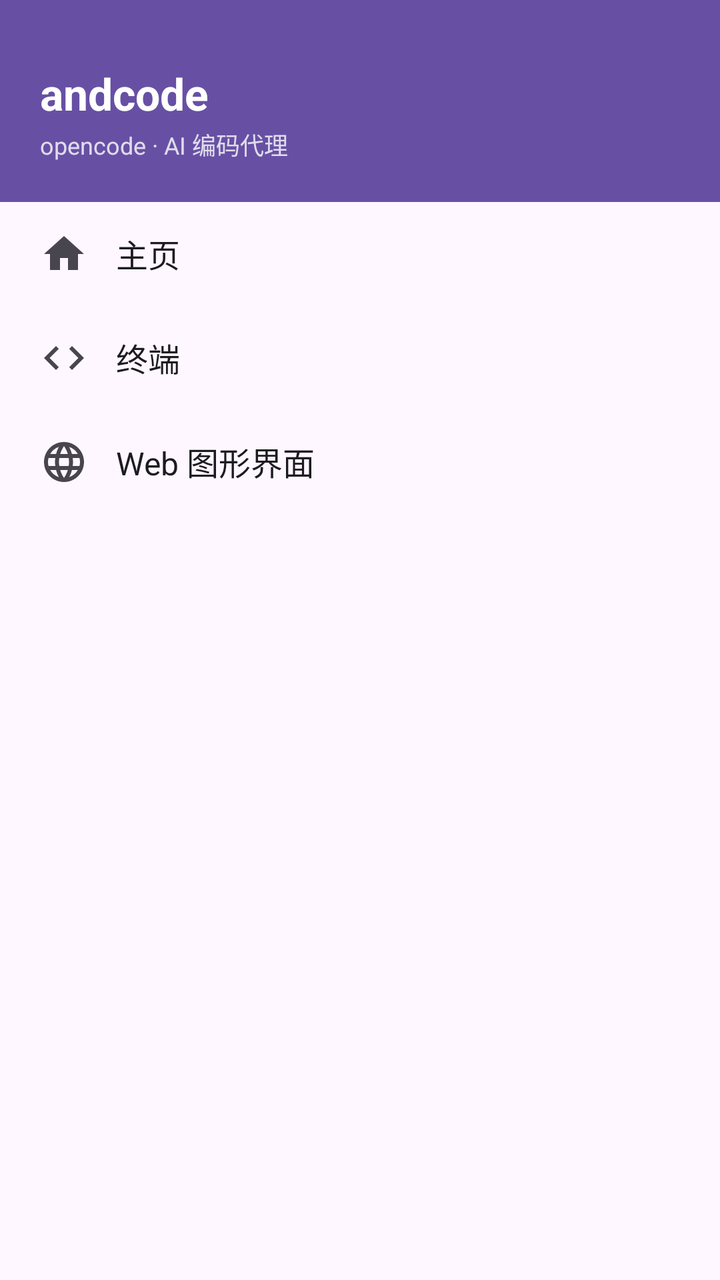
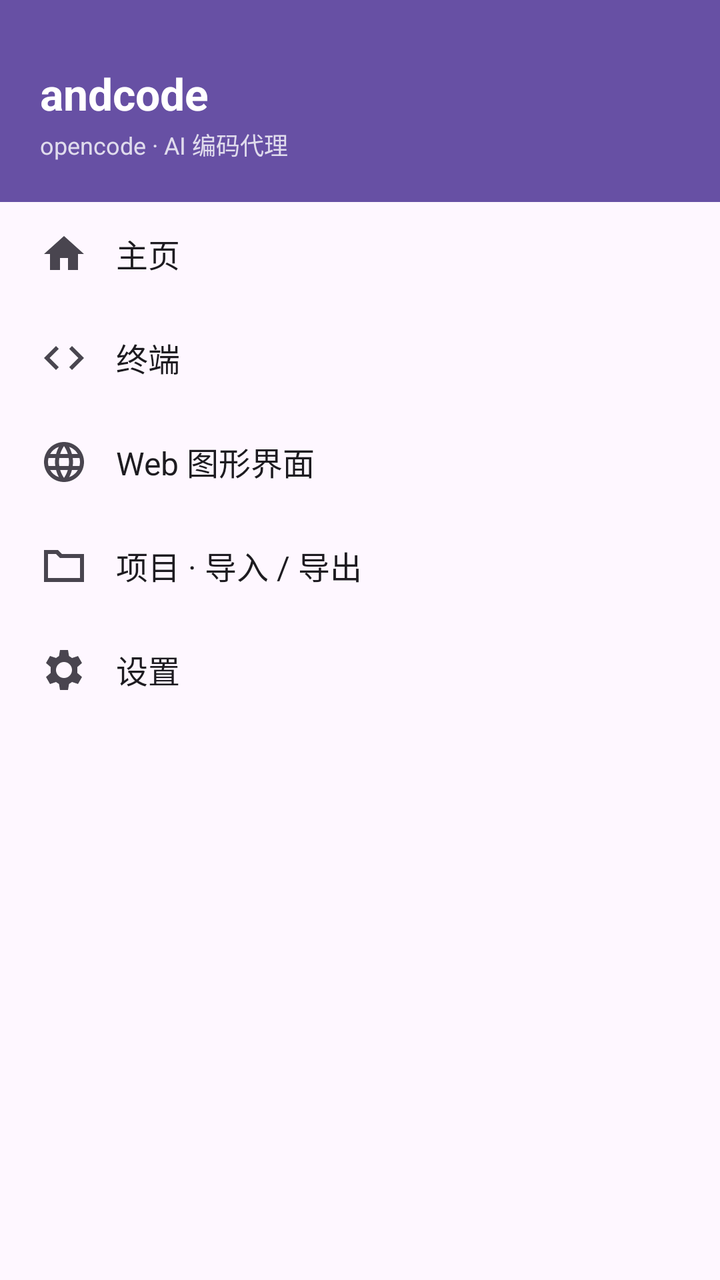

Screens rendered from an Android XML layout before and after an edit, with the pre-edit source and the edit as a unified diff.
<!-- AndroidManifest.xml: application theme Theme.AndCode -->
<!-- res/layout/nav_drawer.xml -->
<?xml version="1.0" encoding="utf-8"?>
<LinearLayout xmlns:android="http://schemas.android.com/apk/res/android"
    android:id="@+id/navDrawer"
    android:layout_width="280dp"
    android:layout_height="match_parent"
    android:layout_gravity="start"
    android:background="?attr/colorSurface"
    android:fitsSystemWindows="true"
    android:orientation="vertical">

    
    <LinearLayout
        android:layout_width="match_parent"
        android:layout_height="wrap_content"
        android:background="?attr/colorPrimary"
        android:orientation="vertical"
        android:paddingStart="20dp"
        android:paddingEnd="20dp"
        android:paddingTop="32dp"
        android:paddingBottom="20dp">

        <TextView
            android:layout_width="wrap_content"
            android:layout_height="wrap_content"
            android:text="@string/app_name"
            android:textSize="22sp"
            android:textStyle="bold"
            android:textColor="?attr/colorOnPrimary" />

        <TextView
            android:layout_width="wrap_content"
            android:layout_height="wrap_content"
            android:layout_marginTop="2dp"
            android:text="@string/app_subtitle"
            android:textSize="12sp"
            android:alpha="0.8"
            android:textColor="?attr/colorOnPrimary" />
    </LinearLayout>

    <TextView
        android:id="@+id/navHome"
        style="@style/NavDrawerItem"
        android:drawableStart="@drawable/ic_nav_home"
        android:drawablePadding="14dp"
        android:drawableTint="?attr/colorOnSurfaceVariant"
        android:text="@string/nav_home" />

    <TextView
        android:id="@+id/navTerminal"
        style="@style/NavDrawerItem"
        android:drawableStart="@drawable/ic_nav_terminal"
        android:drawablePadding="14dp"
        android:drawableTint="?attr/colorOnSurfaceVariant"
        android:text="@string/nav_terminal" />

    <TextView
        android:id="@+id/navWeb"
        style="@style/NavDrawerItem"
        android:drawableStart="@drawable/ic_nav_web"
        android:drawablePadding="14dp"
        android:drawableTint="?attr/colorOnSurfaceVariant"
        android:text="@string/nav_web" />

    <Space
        android:layout_width="match_parent"
        android:layout_height="0dp"
        android:layout_weight="1" />

    <TextView
        android:id="@+id/navVersion"
        android:layout_width="match_parent"
        android:layout_height="wrap_content"
        android:padding="16dp"
        android:textSize="11sp"
        android:alpha="0.5"
        android:textColor="?attr/colorOnSurface" />
</LinearLayout>
<!-- resources referenced by this layout -->
<resources>
  <!-- drawable ic_nav_home (drawable) -->
  <?xml version="1.0" encoding="utf-8"?>
  <vector xmlns:android="http://schemas.android.com/apk/res/android"
      android:width="24dp"
      android:height="24dp"
      android:viewportWidth="24"
      android:viewportHeight="24">
      <path
          android:fillColor="#FF000000"
          android:pathData="M10,20v-6h4v6h5v-8h3L12,3 2,12h3v8z" />
  </vector>
  <!-- drawable ic_nav_terminal (drawable) -->
  <?xml version="1.0" encoding="utf-8"?>
  <vector xmlns:android="http://schemas.android.com/apk/res/android"
      android:width="24dp"
      android:height="24dp"
      android:viewportWidth="24"
      android:viewportHeight="24">
      <path
          android:fillColor="#FF000000"
          android:pathData="M9.4,16.6L4.8,12l4.6,-4.6L8,6l-6,6 6,6 1.4,-1.4zM14.6,16.6l4.6,-4.6 -4.6,-4.6L16,6l6,6 -6,6 -1.4,-1.4z" />
  </vector>
  <string name="app_name">andcode</string>
  <string name="app_subtitle">opencode · AI 编码代理</string>
  <string name="nav_home">主页</string>
  <string name="nav_terminal">终端</string>
  <string name="nav_web">Web 图形界面</string>
  <style name="NavDrawerItem">
          <item name="android:layout_width">match_parent</item>
          <item name="android:layout_height">wrap_content</item>
          <item name="android:paddingStart">20dp</item>
          <item name="android:paddingEnd">16dp</item>
          <item name="android:paddingTop">14dp</item>
          <item name="android:paddingBottom">14dp</item>
          <item name="android:textSize">16sp</item>
          <item name="android:textColor">?attr/colorOnSurface</item>
          <item name="android:background">?attr/selectableItemBackground</item>
          <item name="android:clickable">true</item>
          <item name="android:focusable">true</item>
      </style>
  <style name="Theme.AndCode" parent="Theme.Material3.DayNight.NoActionBar" />
  <!-- unchanged entries left out for length: 1 -->
</resources>

<!-- the commit's change to res/layout/nav_drawer.xml (unified diff, before → after) -->
@@ -61,6 +61,22 @@
         android:drawableTint="?attr/colorOnSurfaceVariant"
         android:text="@string/nav_web" />
 
+    <TextView
+        android:id="@+id/navProjects"
+        style="@style/NavDrawerItem"
+        android:drawableStart="@drawable/ic_nav_projects"
+        android:drawablePadding="14dp"
+        android:drawableTint="?attr/colorOnSurfaceVariant"
+        android:text="项目 · 导入 / 导出" />
+
+    <TextView
+        android:id="@+id/navSettings"
+        style="@style/NavDrawerItem"
+        android:drawableStart="@drawable/ic_nav_settings"
+        android:drawablePadding="14dp"
+        android:drawableTint="?attr/colorOnSurfaceVariant"
+        android:text="设置" />
+
     <Space
         android:layout_width="match_parent"
         android:layout_height="0dp"
<!-- resource entries referenced after the edit -->
@@ -10,6 +10,22 @@
       <path
           android:fillColor="#FF000000"
           android:pathData="M10,20v-6h4v6h5v-8h3L12,3 2,12h3v8z" />
+  </vector>
+  <!-- drawable ic_nav_projects (drawable) -->
+  <?xml version="1.0" encoding="utf-8"?>
+  <vector xmlns:android="http://schemas.android.com/apk/res/android"
+      android:width="24dp" android:height="24dp"
+      android:viewportWidth="24" android:viewportHeight="24">
+      <path android:fillColor="#FF000000" android:fillType="evenOdd"
+          android:pathData="M2,4H9L11,6H22V20H2ZM4,6V18H20V8H10L8,6Z" />
+  </vector>
+  <!-- drawable ic_nav_settings (drawable) -->
+  <?xml version="1.0" encoding="utf-8"?>
+  <vector xmlns:android="http://schemas.android.com/apk/res/android"
+      android:width="24dp" android:height="24dp"
+      android:viewportWidth="24" android:viewportHeight="24">
+      <path android:fillColor="#FF000000" android:fillType="evenOdd"
+          android:pathData="M10,2H14L14.5,5L16,6L19,5L21,8.5L18.7,10.5V13.5L21,15.5L19,19L16,18L14.5,19L14,22H10L9.5,19L8,18L5,19L3,15.5L5.3,13.5V10.5L3,8.5L5,5L8,6L9.5,5ZM12,8A4,4 0,1 0,12 16A4,4 0,1 0,12 8Z" />
   </vector>
   <!-- drawable ic_nav_terminal (drawable) -->
   <?xml version="1.0" encoding="utf-8"?>
